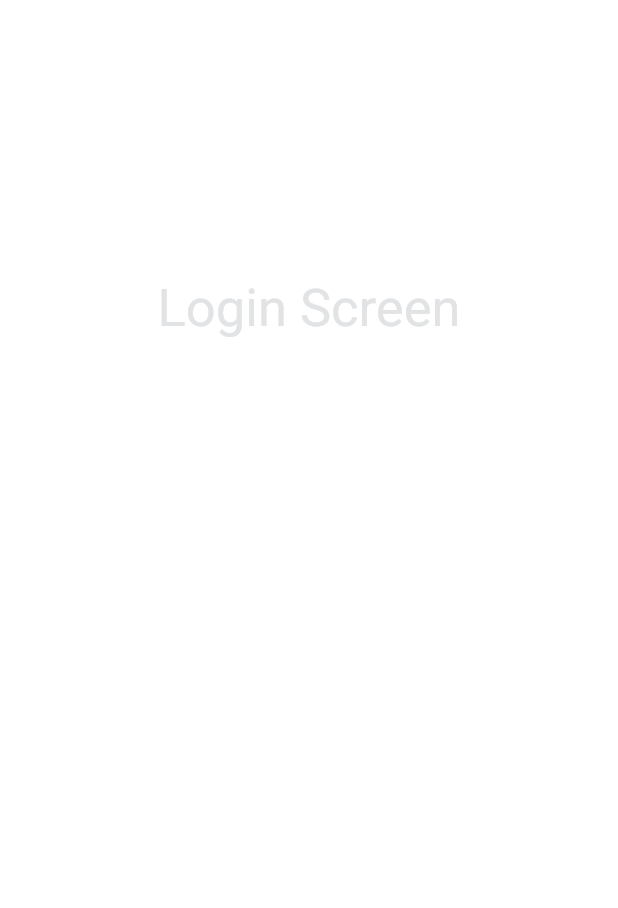
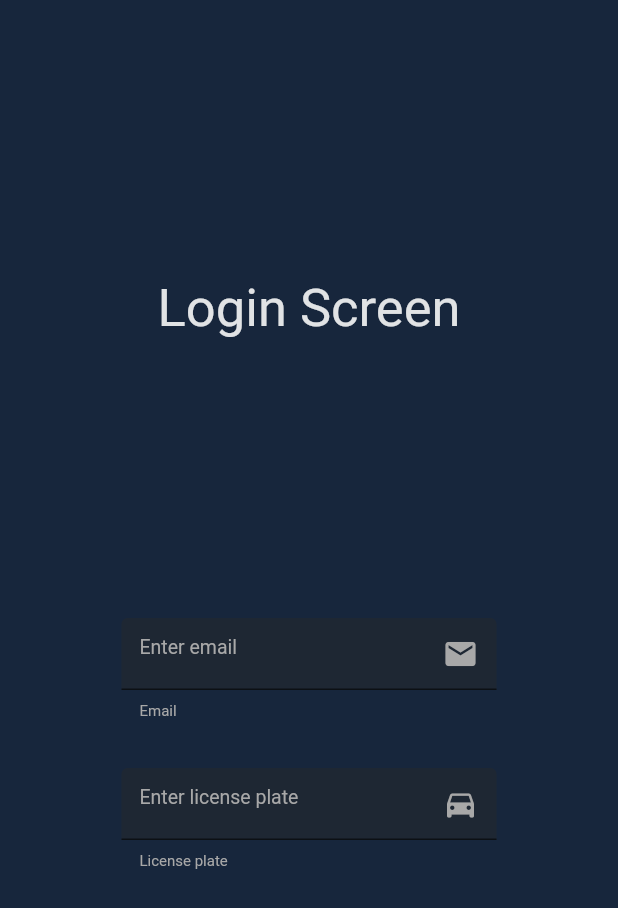
Before and after one commit to AAU-projects/P8-route-planner, a Flutter app: the screen it shows after launch, after a tap on "Login", on a phone screen of 412 x 824 dp. Shown: the top 908 px of the screen. Run offline on Flutter 3.47's test engine with Material 2 defaults, Android fonts, the phone set to English and light mode, and no system bars; our stand-ins replace get_it.

Commit message:
Create CustomTextField widget with validators

```diff
--- a/route_app/lib/layout/constants/colors.dart
+++ b/route_app/lib/layout/constants/colors.dart
@@ -8,3 +8,15 @@ const Color Text = Color.fromARGB(255, 225, 227, 229);
 
 /// Button background color
 const Color ButtonBackground = Color.fromARGB(255, 26, 32, 43);
+
+/// Color for correct action or input
+const Color CorrectColor = Color.fromARGB(255, 91, 183, 100);
+
+/// Color for wrong action or input
+const Color ErrorColor = Color.fromARGB(255, 188, 75, 75);
+
+/// Color for inactive elements
+const Color NeturalGrey = Color.fromARGB(255, 168, 168, 168);
+
+/// Dark background color for textfield
+const Color TextFieldBG = Color.fromARGB(255, 30, 39, 51);
--- /dev/null
+++ b/route_app/lib/layout/constants/validators.dart
@@ -0,0 +1,14 @@
+RegExp _emailMatcher = RegExp(r"^[a-zA-Z0-9.a-zA-Z0-9.!#$%&'*+-/=?^_`{|}~]+@[a-zA-Z0-9]+\.[a-zA-Z]+");
+RegExp _licensePlateMatcher = RegExp(r'([A-Za-zæøåÆØÅ0-9])+');
+
+/// Email validator
+bool email(String email) => _emailMatcher.hasMatch(email);
+/// Danish license plate validator
+bool licensePlate(String plate) {
+  final String _plate = plate.replaceAll(' ','');
+  return _plate.length > 2
+    ? _plate.length < 7
+      ? _licensePlateMatcher.hasMatch(_plate)
+      :false
+    : false;
+}
--- a/route_app/lib/layout/screens/login.dart
+++ b/route_app/lib/layout/screens/login.dart
@@ -1,13 +1,15 @@
 import 'package:flutter/material.dart';
 import 'package:flutter/widgets.dart';
 import '../constants/colors.dart' as color;
+import '../widgets/fields/custom_text_field.dart';
+import '../constants/validators.dart' as validators;
 
 /// Documentation
 class LoginScreen extends StatelessWidget {
   @override
   Widget build(BuildContext context) {
     return Scaffold(
-      backgroundColor: Colors.transparent,
+      backgroundColor: color.Background,
       body: Center(
         child: LayoutBuilder(
           builder: (BuildContext context, BoxConstraints constraints) {
@@ -18,7 +20,21 @@ class LoginScreen extends StatelessWidget {
                     height: constraints.maxHeight / 2,
                     width: MediaQuery.of(context).size.width / 2,
                     child: const Text('Login Screen',
-                        style: TextStyle(fontSize: 35.0, color: color.Text))),
+                        style: TextStyle(fontSize: 35.0, color: color.Text))
+                ),
+                CustomTextField(
+                  hint: 'Enter email',
+                  icon: Icons.mail,
+                  helper: 'Email',
+                  validator: validators.email,
+                  errorText: 'Jeg er en fejlbesked',
+                ),
+                CustomTextField(
+                  hint: 'Enter license plate',
+                  icon: Icons.directions_car,
+                  helper: 'License plate'
+                  //errorText: 'Jeg er en fejlbesked',
+                ),
               ],
             );
           },
--- /dev/null
+++ b/route_app/lib/layout/widgets/fields/custom_text_field.dart
@@ -0,0 +1,127 @@
+import 'package:flutter/cupertino.dart';
+import 'package:flutter/material.dart';
+import 'package:flutter/widgets.dart';
+import '../../constants/colors.dart' as color;
+
+/// DOCUMENT THIS
+class CustomTextField extends StatefulWidget {
+
+   /// Textfield constructor
+  CustomTextField({
+    Key key,
+    @required this.hint,
+    this.helper,
+    this.icon,
+    this.errorText,
+    this.validator
+  }) : super(key: key);
+
+  /// The hint text to display in the textfield
+  final String hint;
+
+  /// DOCUMENT THIS
+  final String helper;
+
+  /// The suffix icon to display
+  final IconData icon;
+
+  /// The text to diplay on errors
+  final String errorText;
+
+  /// The validator to use for input validation
+  final Function validator;
+
+  String _input;
+
+  @override
+  _CustomTextFieldState createState() => _CustomTextFieldState();
+}
+
+/// Custom text field with specific color coding depending on the input
+class _CustomTextFieldState extends State<CustomTextField> {
+  bool _valid = true;
+  bool _lastFocus = false;
+  bool _completed = false;
+  final FocusNode _node = FocusNode();
+
+  @override
+  void initState() {
+    super.initState();
+    _node.addListener(onFocusChange);
+  }
+
+  void onFocusChange() {
+    if (_lastFocus != _node.hasFocus) {
+      if (_lastFocus && !_node.hasFocus) {
+        _valid = widget.validator(widget._input);
+      }
+      setState(() { _lastFocus = _node.hasFocus; });
+    }
+  }
+
+  void validateInput(String input) {
+    setState(() {
+      _valid = widget.validator(input);
+    });
+  }
+
+  @override
+  Widget build(BuildContext context) {
+    return widget.icon != null? _iconField() : _field();
+  }
+
+  Widget _iconField() {
+    return SizedBox(
+      height: 100.0,
+      width: 250.0,
+      child: TextField(
+        focusNode: _node,
+        onChanged: (String value) {widget._input = value;},
+        style: TextStyle( color: Colors.white, fontSize: 13),
+        decoration: InputDecoration(
+          enabled: true,
+          filled: true,
+          fillColor: color.TextFieldBG,
+          helperText: widget.helper,
+          hintText: widget.hint,
+          errorText: _valid? null : widget.errorText,
+          errorStyle: TextStyle(color: color.ErrorColor, fontSize: 10),
+          suffixIcon: Icon(
+            widget.icon,
+            color: _completed
+            ? color.CorrectColor
+            : _valid
+              ? color.NeturalGrey
+              : color.ErrorColor
+          ),
+          hintStyle: TextStyle(color: color.NeturalGrey, fontSize: 13),
+          helperStyle: TextStyle(color: color.NeturalGrey, fontSize: 10),
+          focusedBorder: UnderlineInputBorder(
+            borderSide: _completed
+              ? BorderSide(color: color.CorrectColor)
+              : BorderSide(color: Colors.white)
+          ),
+        ),
+      ),
+    );
+  }
+
+  Widget _field() {
+    return SizedBox(
+      height: 55.0,
+      width: 250.0,
+      child: TextField(
+        onSubmitted: (String value) {validateInput(value);},
+        decoration: InputDecoration(
+          enabled: true,
+          filled: true,
+          fillColor: color.TextFieldBG,
+          helperText: 'NO ICON',
+          hintText: widget.hint,
+          errorText: 'Hej'
+        ),
+      ),
+    );
+  }
+
+}
```
